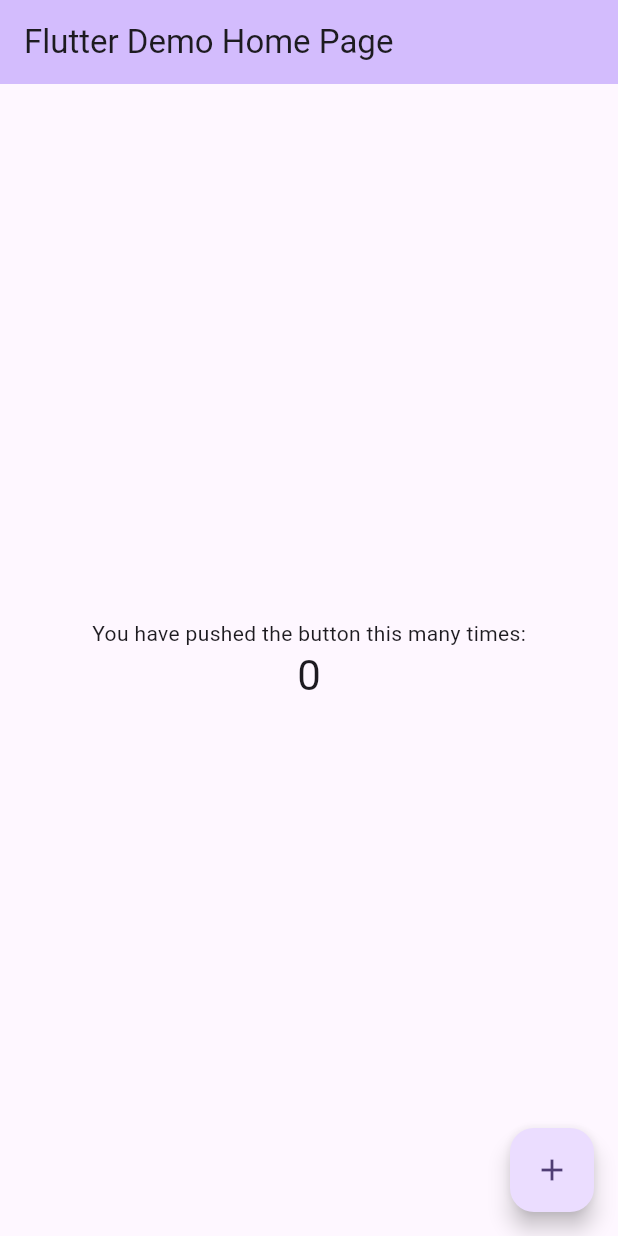
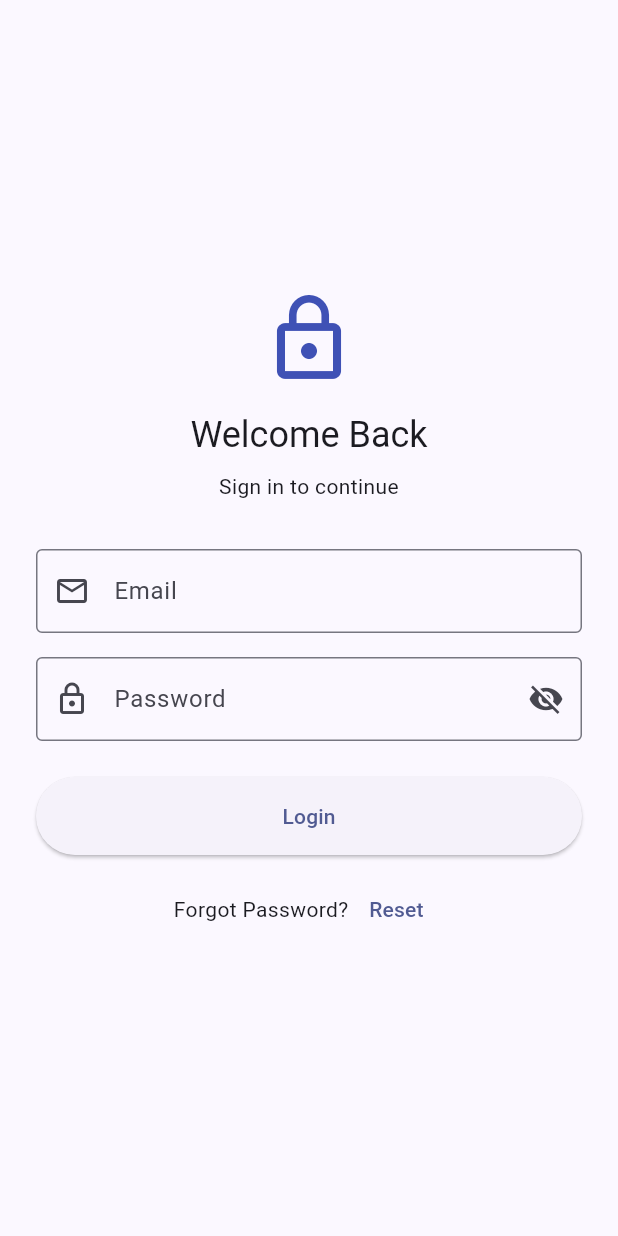
Before and after one commit to shekhtalha789-glitch/Basic_flutter-app, a Flutter app: the screen it shows after launch, on a phone screen of 412 x 824 dp. Run offline on Flutter 3.47's test engine with Material 3 defaults, Android fonts, the phone set to English and light mode, and no system bars.

Commit message:
week one Login UI

```diff
--- a/lib/main.dart
+++ b/lib/main.dart
@@ -1,122 +1,29 @@
 import 'package:flutter/material.dart';
 
+import 'screens/login_screen.dart';
+
 void main() {
-  runApp(const MyApp());
+  runApp(const InternTasksApp());
 }
 
-class MyApp extends StatelessWidget {
-  const MyApp({super.key});
+/// Root of the app.
+///
+/// Week 1 deliverable: the app opens on the login screen and, after a valid
+/// login, navigates to the home screen. Later weeks add Counter, To-Do and
+/// Task Manager features reachable from the home screen.
+class InternTasksApp extends StatelessWidget {
+  const InternTasksApp({super.key});
 
-  // This widget is the root of your application.
   @override
   Widget build(BuildContext context) {
     return MaterialApp(
-      title: 'Flutter Demo',
+      title: 'Intern Tasks',
+      debugShowCheckedModeBanner: false,
       theme: ThemeData(
-        // This is the theme of your application.
-        //
-        // TRY THIS: Try running your application with "flutter run". You'll see
-        // the application has a purple toolbar. Then, without quitting the app,
-        // try changing the seedColor in the colorScheme below to Colors.green
-        // and then invoke "hot reload" (save your changes or press the "hot
-        // reload" button in a Flutter-supported IDE, or press "r" if you used
-        // the command line to start the app).
-        //
-        // Notice that the counter didn't reset back to zero; the application
-        // state is not lost during the reload. To reset the state, use hot
-        // restart instead.
-        //
-        // This works for code too, not just values: Most code changes can be
-        // tested with just a hot reload.
-        colorScheme: .fromSeed(seedColor: Colors.deepPurple),
+        colorScheme: ColorScheme.fromSeed(seedColor: Colors.indigo),
+        useMaterial3: true,
       ),
-      home: const MyHomePage(title: 'Flutter Demo Home Page'),
+      home: const LoginScreen(),
     );
   }
 }
-
-class MyHomePage extends StatefulWidget {
-  const MyHomePage({super.key, required this.title});
-
-  // This widget is the home page of your application. It is stateful, meaning
-  // that it has a State object (defined below) that contains fields that affect
-  // how it looks.
-
-  // This class is the configuration for the state. It holds the values (in this
-  // case the title) provided by the parent (in this case the App widget) and
-  // used by the build method of the State. Fields in a Widget subclass are
-  // always marked "final".
-
-  final String title;
-
-  @override
-  State<MyHomePage> createState() => _MyHomePageState();
-}
-
-class _MyHomePageState extends State<MyHomePage> {
-  int _counter = 0;
-
-  void _incrementCounter() {
-    setState(() {
-      // This call to setState tells the Flutter framework that something has
-      // changed in this State, which causes it to rerun the build method below
-      // so that the display can reflect the updated values. If we changed
-      // _counter without calling setState(), then the build method would not be
-      // called again, and so nothing would appear to happen.
-      _counter++;
-    });
-  }
-
-  @override
-  Widget build(BuildContext context) {
-    // This method is rerun every time setState is called, for instance as done
-    // by the _incrementCounter method above.
-    //
-    // The Flutter framework has been optimized to make rerunning build methods
-    // fast, so that you can just rebuild anything that needs updating rather
-    // than having to individually change instances of widgets.
-    return Scaffold(
-      appBar: AppBar(
-        // TRY THIS: Try changing the color here to a specific color (to
-        // Colors.amber, perhaps?) and trigger a hot reload to see the AppBar
-        // change color while the other colors stay the same.
-        backgroundColor: Theme.of(context).colorScheme.inversePrimary,
-        // Here we take the value from the MyHomePage object that was created by
-        // the App.build method, and use it to set our appbar title.
-        title: Text(widget.title),
-      ),
-      body: Center(
-        // Center is a layout widget. It takes a single child and positions it
-        // in the middle of the parent.
-        child: Column(
-          // Column is also a layout widget. It takes a list of children and
-          // arranges them vertically. By default, it sizes itself to fit its
-          // children horizontally, and tries to be as tall as its parent.
-          //
-          // Column has various properties to control how it sizes itself and
-          // how it positions its children. Here we use mainAxisAlignment to
-          // center the children vertically; the main axis here is the vertical
-          // axis because Columns are vertical (the cross axis would be
-          // horizontal).
-          //
-          // TRY THIS: Invoke "debug painting" (choose the "Toggle Debug Paint"
-          // action in the IDE, or press "p" in the console), to see the
-          // wireframe for each widget.
-          mainAxisAlignment: .center,
-          children: [
-            const Text('You have pushed the button this many times:'),
-            Text(
-              '$_counter',
-              style: Theme.of(context).textTheme.headlineMedium,
-            ),
-          ],
-        ),
-      ),
-      floatingActionButton: FloatingActionButton(
-        onPressed: _incrementCounter,
-        tooltip: 'Increment',
-        child: const Icon(Icons.add),
-      ),
-    );
-  }
-}
--- /dev/null
+++ b/lib/screens/login_screen.dart
@@ -0,0 +1,175 @@
+import 'package:flutter/material.dart';
+
+import 'home_screen.dart';
+
+/// Week 1 — Basic UI + Form Validation + Navigation.
+///
+/// A login screen with two [TextFormField]s (email + password), a login button
+/// and a "Forgot Password?" text. The layout is built with Column / Container.
+/// On a valid form the user is navigated to the [HomeScreen] via
+/// `Navigator.push()`.
+class LoginScreen extends StatefulWidget {
+  const LoginScreen({super.key});
+
+  @override
+  State<LoginScreen> createState() => _LoginScreenState();
+}
+
+class _LoginScreenState extends State<LoginScreen> {
+  // Key used to read/validate the Form's state.
+  final _formKey = GlobalKey<FormState>();
+  final _emailController = TextEditingController();
+  final _passwordController = TextEditingController();
+
+  bool _obscurePassword = true;
+
+  @override
+  void dispose() {
+    // Controllers hold resources; always dispose them to avoid leaks.
+    _emailController.dispose();
+    _passwordController.dispose();
+    super.dispose();
+  }
+
+  /// Validates the email field for a proper email format.
+  String? _validateEmail(String? value) {
+    final email = value?.trim() ?? '';
+    if (email.isEmpty) {
+      return 'Please enter your email';
+    }
+    // Simple but solid email pattern: something@something.tld
+    final emailRegex = RegExp(r'^[\w.\-]+@([\w\-]+\.)+[\w\-]{2,}$');
+    if (!emailRegex.hasMatch(email)) {
+      return 'Enter a valid email address';
+    }
+    return null;
+  }
+
+  /// Ensures the password field is not empty.
+  String? _validatePassword(String? value) {
+    if (value == null || value.isEmpty) {
+      return 'Password cannot be empty';
+    }
+    return null;
+  }
+
+  void _onLoginPressed() {
+    // Only navigate when every field passes validation.
+    if (_formKey.currentState!.validate()) {
+      Navigator.push(
+        context,
+        MaterialPageRoute(
+          builder: (_) => HomeScreen(email: _emailController.text.trim()),
+        ),
+      );
+    }
+  }
+
+  @override
+  Widget build(BuildContext context) {
+    return Scaffold(
+      body: SafeArea(
+        child: Center(
+          child: SingleChildScrollView(
+            child: Container(
+              padding: const EdgeInsets.all(24),
+              constraints: const BoxConstraints(maxWidth: 420),
+              child: Form(
+                key: _formKey,
+                child: Column(
+                  mainAxisSize: MainAxisSize.min,
+                  crossAxisAlignment: CrossAxisAlignment.stretch,
+                  children: [
+                    const Icon(Icons.lock_outline, size: 64, color: Colors.indigo),
+                    const SizedBox(height: 16),
+                    Text(
+                      'Welcome Back',
+                      textAlign: TextAlign.center,
+                      style: Theme.of(context).textTheme.headlineSmall,
+                    ),
+                    const SizedBox(height: 8),
+                    Text(
+                      'Sign in to continue',
+                      textAlign: TextAlign.center,
+                      style: Theme.of(context).textTheme.bodyMedium,
+                    ),
+                    const SizedBox(height: 32),
+
+                    // Email field
+                    TextFormField(
+                      controller: _emailController,
+                      keyboardType: TextInputType.emailAddress,
+                      textInputAction: TextInputAction.next,
+                      decoration: const InputDecoration(
+                        labelText: 'Email',
+                        hintText: 'you@example.com',
+                        prefixIcon: Icon(Icons.email_outlined),
+                        border: OutlineInputBorder(),
+                      ),
+                      validator: _validateEmail,
+                    ),
+                    const SizedBox(height: 16),
+
+                    // Password field
+                    TextFormField(
+                      controller: _passwordController,
+                      obscureText: _obscurePassword,
+                      textInputAction: TextInputAction.done,
+                      onFieldSubmitted: (_) => _onLoginPressed(),
+                      decoration: InputDecoration(
+                        labelText: 'Password',
+                        prefixIcon: const Icon(Icons.lock_outlined),
+                        border: const OutlineInputBorder(),
+                        suffixIcon: IconButton(
+                          icon: Icon(_obscurePassword
+                              ? Icons.visibility_off
+                              : Icons.visibility),
+                          onPressed: () => setState(
+                              () => _obscurePassword = !_obscurePassword),
+                        ),
+                      ),
+                      validator: _validatePassword,
+                    ),
+                    const SizedBox(height: 24),
+
+                    // Login button.
+                    // NOTE: the task says "FlatButton", which was removed in
+                    // Flutter 3.x. ElevatedButton/TextButton are the modern
+                    // replacements; using ElevatedButton here.
+                    ElevatedButton(
+                      onPressed: _onLoginPressed,
+                      style: ElevatedButton.styleFrom(
+                        padding: const EdgeInsets.symmetric(vertical: 16),
+                      ),
+                      child: const Text('Login'),
+                    ),
+                    const SizedBox(height: 12),
+
+                    // "Forgot Password?" — a Text inside a Row, as the task asks.
+                    Row(
+                      mainAxisAlignment: MainAxisAlignment.center,
+                      children: [
+                        const Text("Forgot Password?"),
+                        TextButton(
+                          onPressed: () {
+                            ScaffoldMessenger.of(context).showSnackBar(
+                              const SnackBar(
+                                content: Text(
+                                    'Password reset is not part of this task.'),
+                              ),
+                            );
+                          },
+                          child: const Text('Reset'),
+                        ),
+                      ],
+                    ),
+                  ],
+                ),
+              ),
+            ),
+          ),
+        ),
+      ),
+    );
+  }
+}
```
Also changed, not shown: lib/screens/home_screen.dart (added, +58 -0 lines), 2 other files.
